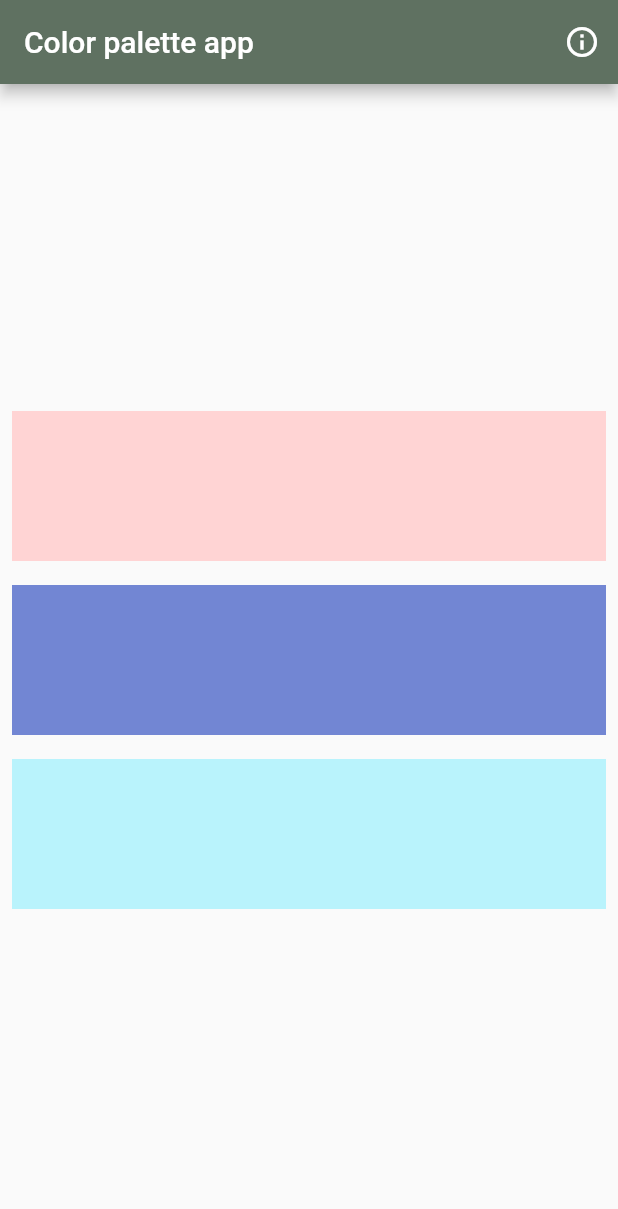
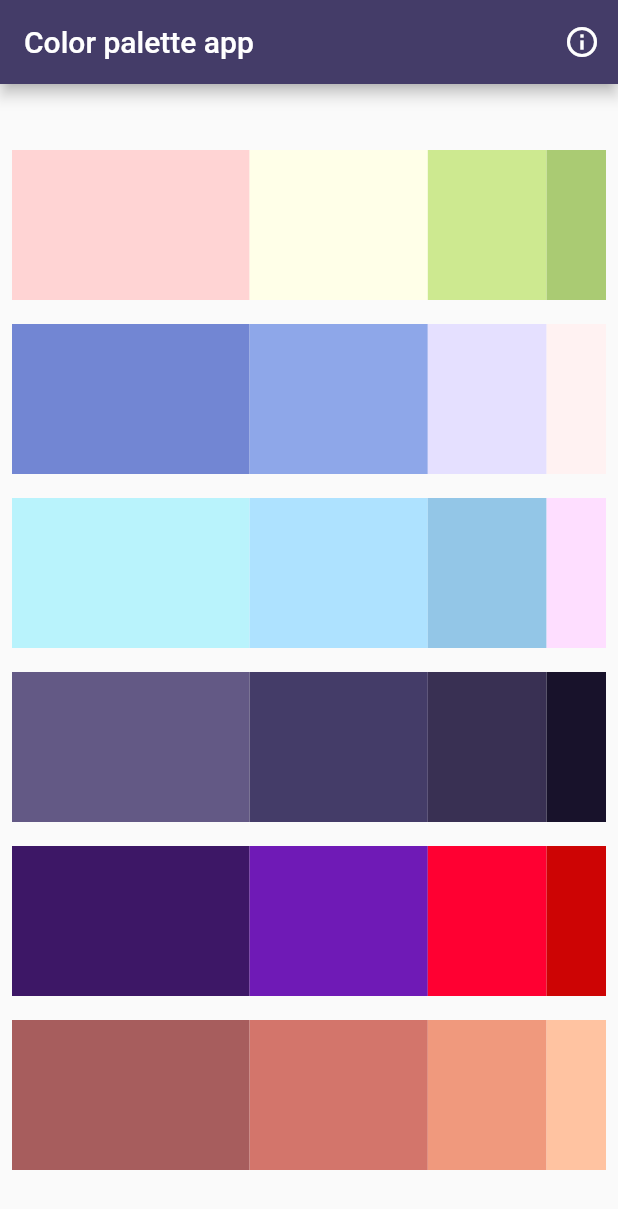
Before and after one commit to Pantosta0/flutter_color_palette, a Flutter app: the screen it shows after launch, on a phone screen of 412 x 824 dp. Shown: the top 1209 px of the screen. Run offline on Flutter 3.47's test engine with Material 2 defaults, Android fonts, the phone set to English and light mode, and no system bars; our stand-ins replace get, loggy.

Commit message:
Fixed lo que el santiago del pasado no supo hacer

```diff
--- a/lib/ui/my_app.dart
+++ b/lib/ui/my_app.dart
@@ -3,16 +3,22 @@ import 'package:get/get.dart';
 import '../utils/color_utils.dart';
 import 'pages/color_selection_page.dart';
 
-class MyApp extends StatelessWidget {
+class MyApp extends StatefulWidget {
   const MyApp({Key? key}) : super(key: key);
 
   @override
+  State<MyApp> createState() => _MyAppState();
+}
+
+class _MyAppState extends State<MyApp> {
+  @override
   Widget build(BuildContext context) {
     // vamos a usar GetMaterialApp para pdoer usar un diálogo sin context
+    String theColor = '443C68';
     return GetMaterialApp(
       theme: ThemeData(
         brightness: Brightness.light,
-        primarySwatch: ColorUtils.CreateMaterialColor('5F7161'),
+        primarySwatch: ColorUtils.CreateMaterialColor(theColor),
       ),
       debugShowCheckedModeBanner: false,
       home: const ColorSelectionPage(),
--- a/lib/ui/pages/color_selection_page.dart
+++ b/lib/ui/pages/color_selection_page.dart
@@ -50,6 +50,27 @@ class ColorSelectionPage extends StatelessWidget {
               baseColor4: 'FEDEFF',
               callback: showColor,
             ),
+            ColorPalette(
+              baseColor: '635985',
+              baseColor2: '443C68',
+              baseColor3: '393053',
+              baseColor4: '18122B',
+              callback: showColor,
+            ),
+            ColorPalette(
+              baseColor: '3D1766',
+              baseColor2: '6F1AB6',
+              baseColor3: 'FF0032',
+              baseColor4: 'CD0404',
+              callback: showColor,
+            ),
+            ColorPalette(
+              baseColor: 'A75D5D',
+              baseColor2: 'D3756B',
+              baseColor3: 'F0997D',
+              baseColor4: 'FFC3A1',
+              callback: showColor,
+            ),
           ]),
         ))));
   }
--- a/lib/ui/widgets/color_palette.dart
+++ b/lib/ui/widgets/color_palette.dart
@@ -24,11 +24,44 @@ class ColorPalette extends StatelessWidget {
         padding: const EdgeInsets.all(8.0),
         // vamos a mostrar los elementos en un row
         child: Row(children: [
+                Expanded(
+            flex: 4,
+            child: GestureDetector(
+              onTap: () => callback(baseColor.toString()),
+              child: Container(
+                height: 100,
+                color: ColorUtils.FromHex(baseColor),
+              ),
+            ),
+          ),
           Expanded(
-              flex: 4,
-              child: GestureDetector(
-                  child: Container(
-                      height: 100, color: ColorUtils.FromHex(baseColor))))
-        ]));
+            flex: 3,
+            child: GestureDetector(
+              onTap: () => callback(baseColor2.toString()),
+              child: Container(
+                height: 100,
+                color: ColorUtils.FromHex(baseColor2),
+              ),
+            ),
+          ),
+          Expanded(
+            flex: 2,
+            child: GestureDetector(
+              onTap: () => callback(baseColor3.toString()),
+              child: Container(
+                height: 100,
+                color: ColorUtils.FromHex(baseColor3),
+              ),
+            ),
+          ),
+          Expanded(
+            child: GestureDetector(
+              onTap: () => callback(baseColor4.toString()),
+              child: Container(
+                height: 100,
+                color: ColorUtils.FromHex(baseColor4),
+              ),
+            ),
+          )]));
   }
 }
```
